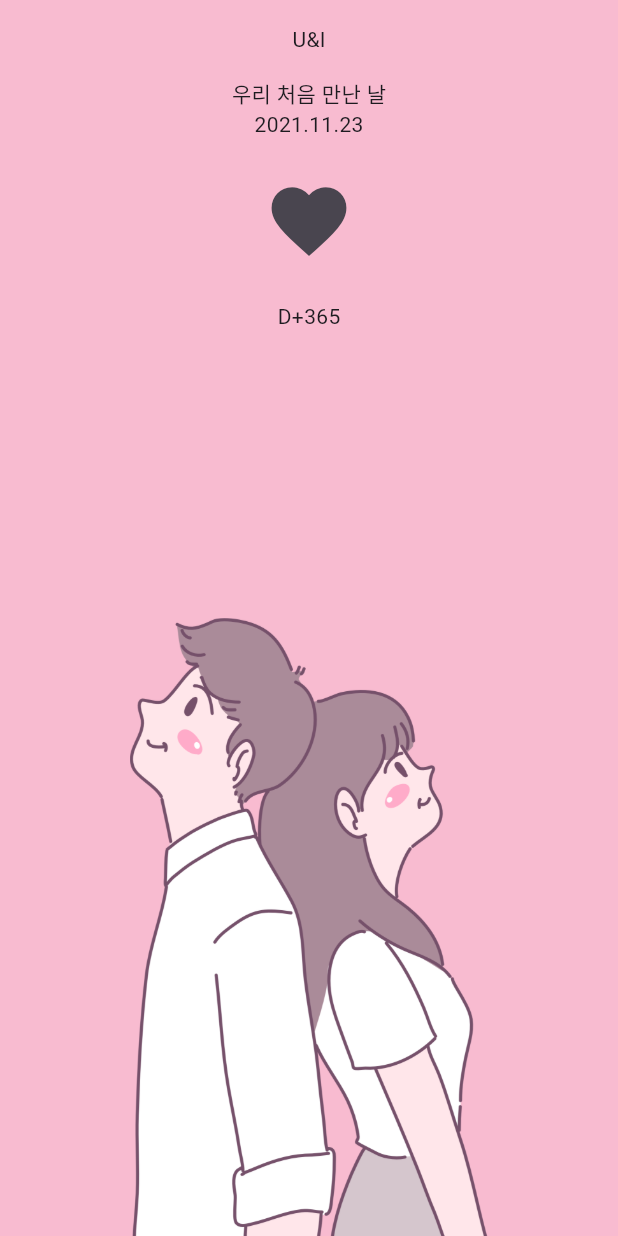
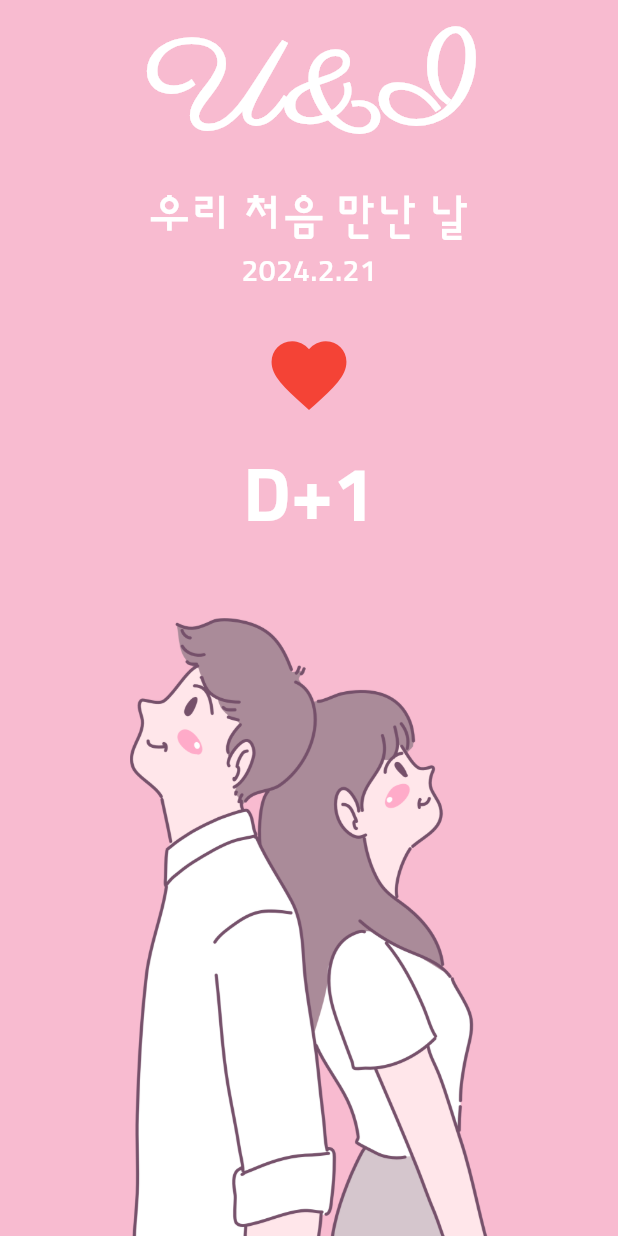
Before and after one commit to YMJ936/codeFactory_flutterPractice, a Flutter app: the screen it shows after launch, on a phone screen of 412 x 824 dp. Run offline on Flutter 3.47's test engine with Material 3 defaults, Android fonts, the phone set to English and light mode, and no system bars.

Commit message:
Finish making U&I

```diff
--- a/lib/screen/home_screen.dart
+++ b/lib/screen/home_screen.dart
@@ -1,8 +1,16 @@
 import 'package:flutter/material.dart';
 
-class HomeScreen extends StatelessWidget {
+import 'package:flutter/cupertino.dart';
+
+class HomeScreen extends StatefulWidget {
   const HomeScreen({Key? key}) : super(key: key);
 
+  @override
+  State<HomeScreen> createState() => _HomeScreenState();
+}
+
+class _HomeScreenState extends State<HomeScreen> {
+  DateTime firstDay = DateTime.now();
 
   @override
   Widget build(BuildContext context) {
@@ -16,42 +24,87 @@ class HomeScreen extends StatelessWidget {
 
         crossAxisAlignment: CrossAxisAlignment.stretch,
         children: [
-          _DDay(),
+          _DDay(
+            onHeartPressed: onHeartPressed,
+            firstDay: firstDay,
+          ),
           _CoupleImage(),
         ],
       ),
     ),
   );
   }
+
+  void onHeartPressed(){
+    showCupertinoDialog(
+        context: context,
+        builder: (BuildContext context) {
+          return Align(
+            alignment: Alignment.bottomCenter,
+            child: Container(
+              color: Colors.white,
+              height: 300,
+              child: CupertinoDatePicker(
+                mode: CupertinoDatePickerMode.date,
+                onDateTimeChanged: (DateTime date) {
+                  setState(() {
+                    firstDay = date;
+                  });
+                },
+              ),
+            ),
+          );
+        },
+      barrierDismissible: true,
+    );
+  }
 }
 
 class _DDay extends StatelessWidget{
+
+  final GestureTapCallback onHeartPressed;
+  final DateTime firstDay;
+
+  _DDay({
+    required this.onHeartPressed,
+    required this.firstDay,
+});
+
   @override
   Widget build(BuildContext context){
+    final textTheme = Theme.of(context).textTheme;
+    final now = DateTime.now();
+
     return Column(
       children: [
         const SizedBox(height: 16.0),
         Text(
           'U&I',
+          style: textTheme.headline1,
         ),
         const SizedBox(height: 16.0),
         Text(
           '우리 처음 만난 날',
+          style: textTheme.bodyText1,
         ),
         Text(
-          '2021.11.23',
+          '${firstDay.year}.${firstDay.month}.${firstDay.day}',
+          style: textTheme.bodyText2,
         ),
         const SizedBox(height: 16.0),
         IconButton(
           iconSize: 60.0,
-          onPressed: () {},
+          onPressed: onHeartPressed,
             icon: Icon(
               Icons.favorite,
+              color: Colors.red,
             ),
         ),
         const SizedBox(height: 16.0),
         Text(
-          'D+365',
+          'D+${DateTime(now.year, now.month,
+          now.day).difference(firstDay).inDays + 1}',
+          style: textTheme.headline2,
         ),
       ],
     );
```
Also changed, not shown: lib/main.dart (+24 -0 lines).
